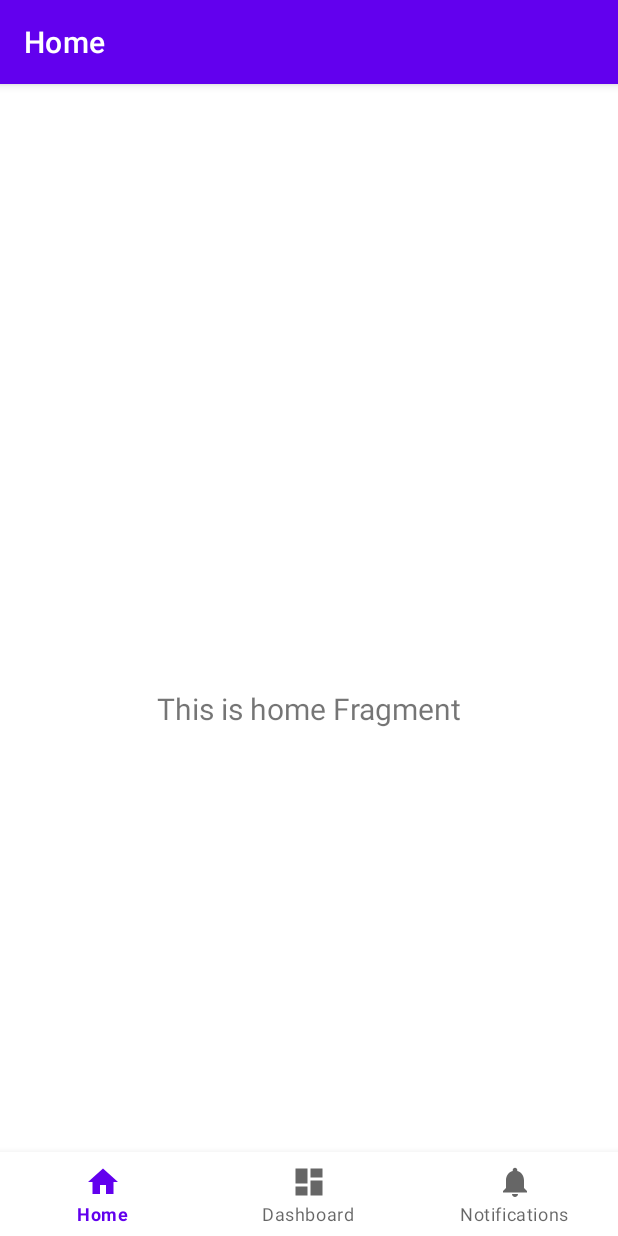
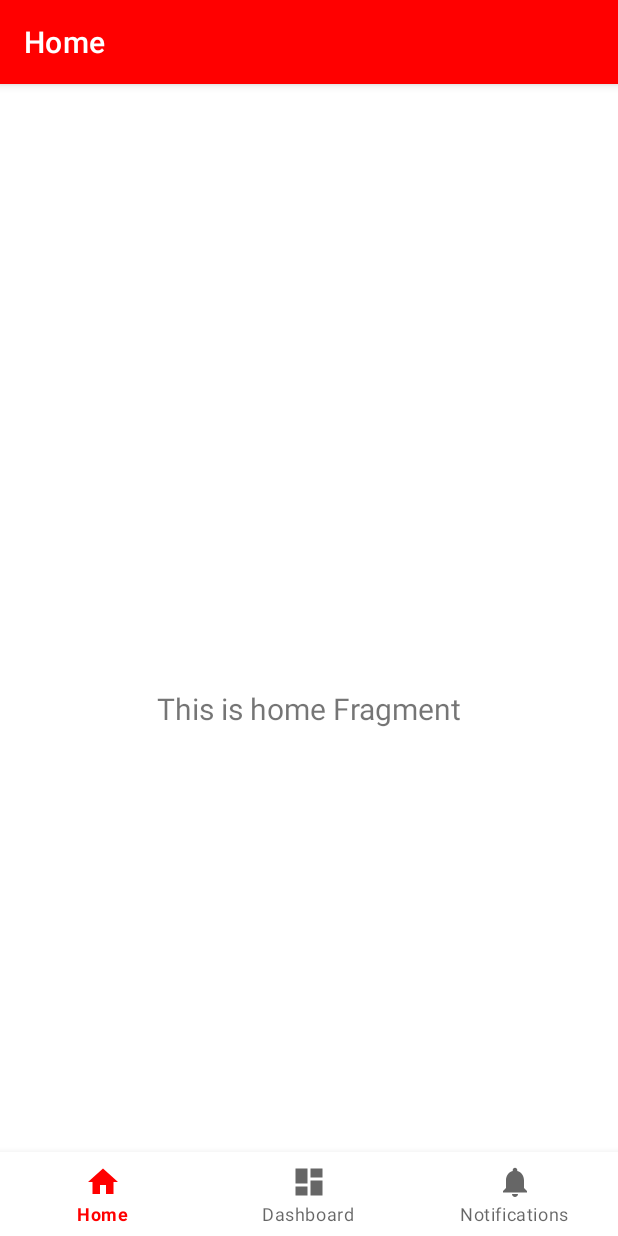
Before and after one commit to Akshat2923/StudentGo, an Android app: the screen it shows after launch (MainActivity), on a phone screen of 412 x 824 dp. Run offline under Robolectric (Android 15) with nearby library versions, the phone set to English and light mode, and no system bars; our stand-ins replace navigation-ui.

Commit message:
red color

```diff
--- a/app/src/main/res/values-night/themes.xml
+++ b/app/src/main/res/values-night/themes.xml
@@ -2,8 +2,8 @@
     <!-- Base application theme. -->
     <style name="Theme.StudentGo" parent="Theme.MaterialComponents.DayNight.DarkActionBar">
         <!-- Primary brand color. -->
-        <item name="colorPrimary">@color/purple_200</item>
-        <item name="colorPrimaryVariant">@color/purple_700</item>
+        <item name="colorPrimary">@color/red_1</item>
+        <item name="colorPrimaryVariant">@color/red_1</item>
         <item name="colorOnPrimary">@color/black</item>
         <!-- Secondary brand color. -->
         <item name="colorSecondary">@color/teal_200</item>
--- a/app/src/main/res/values/colors.xml
+++ b/app/src/main/res/values/colors.xml
@@ -1,8 +1,8 @@
 <?xml version="1.0" encoding="utf-8"?>
 <resources>
-    <color name="purple_200">#FFBB86FC</color>
-    <color name="purple_500">#FF6200EE</color>
-    <color name="purple_700">#FF3700B3</color>
+    <color name="red_1">#FF0000</color>
+    <color name="red_2">#FF0000</color>
+    <color name="red">#FF0000</color>
     <color name="teal_200">#FF03DAC5</color>
     <color name="teal_700">#FF018786</color>
     <color name="black">#FF000000</color>
--- a/app/src/main/res/values/themes.xml
+++ b/app/src/main/res/values/themes.xml
@@ -2,8 +2,8 @@
     <!-- Base application theme. -->
     <style name="Theme.StudentGo" parent="Theme.MaterialComponents.DayNight.DarkActionBar">
         <!-- Primary brand color. -->
-        <item name="colorPrimary">@color/purple_500</item>
-        <item name="colorPrimaryVariant">@color/purple_700</item>
+        <item name="colorPrimary">@color/red_1</item>
+        <item name="colorPrimaryVariant">@color/red</item>
         <item name="colorOnPrimary">@color/white</item>
         <!-- Secondary brand color. -->
         <item name="colorSecondary">@color/teal_200</item>
```
